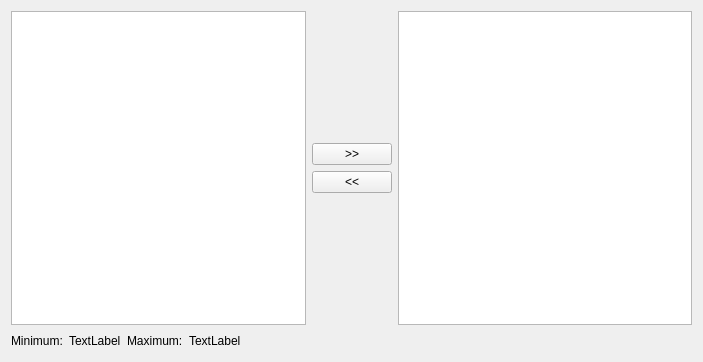
The window that arkhorclient/gui/objectselectorwidget.ui (kingnak/arkhor) describes before a commit, drawn with Qt 5.
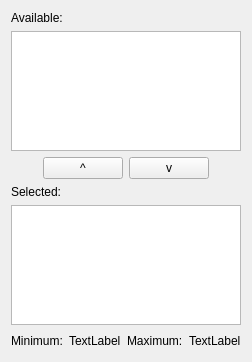
The same window after the commit.

```diff
--- a/arkhorclient/gui/objectselectorwidget.ui
+++ b/arkhorclient/gui/objectselectorwidget.ui
@@ -6,48 +6,43 @@
    <rect>
     <x>0</x>
     <y>0</y>
-    <width>703</width>
+    <width>228</width>
     <height>362</height>
    </rect>
   </property>
   <property name="windowTitle">
    <string>Form</string>
   </property>
-  <layout class="QVBoxLayout" name="verticalLayout_2">
-   <item>
-    <layout class="QHBoxLayout" name="horizontalLayout">
-     <item>
-      <widget class="QListWidget" name="lstAvailable"/>
-     </item>
-     <item>
       <layout class="QVBoxLayout" name="verticalLayout">
        <item>
-        <spacer name="verticalSpacer_2">
+    <widget class="QLabel" name="label_2">
+     <property name="text">
+      <string>Available:</string>
+     </property>
+    </widget>
+   </item>
+   <item>
+    <widget class="QListWidget" name="lstAvailable"/>
+   </item>
+   <item>
+    <layout class="QHBoxLayout" name="horizontalLayout">
+     <item>
+      <spacer name="horizontalSpacer_2">
          <property name="orientation">
-          <enum>Qt::Vertical</enum>
+        <enum>Qt::Horizontal</enum>
          </property>
          <property name="sizeHint" stdset="0">
           <size>
-           <width>20</width>
-           <height>40</height>
+         <width>40</width>
+         <height>20</height>
           </size>
          </property>
         </spacer>
        </item>
-       <item>
-        <widget class="QPushButton" name="btnSelect">
-         <property name="text">
-          <string>&gt;&gt;</string>
-         </property>
-         <property name="shortcut">
-          <string>Ctrl+Right</string>
-         </property>
-        </widget>
-       </item>
        <item>
         <widget class="QPushButton" name="btnDeselect">
          <property name="text">
-          <string>&lt;&lt;</string>
+        <string notr="true">^</string>
          </property>
          <property name="shortcut">
           <string>Ctrl+Left</string>
@@ -55,24 +50,39 @@
         </widget>
        </item>
        <item>
-        <spacer name="verticalSpacer">
+      <widget class="QPushButton" name="btnSelect">
+       <property name="text">
+        <string notr="true">v</string>
+       </property>
+       <property name="shortcut">
+        <string>Ctrl+Right</string>
+       </property>
+      </widget>
+     </item>
+     <item>
+      <spacer name="horizontalSpacer_3">
          <property name="orientation">
-          <enum>Qt::Vertical</enum>
+        <enum>Qt::Horizontal</enum>
          </property>
          <property name="sizeHint" stdset="0">
           <size>
-           <width>20</width>
-           <height>40</height>
+         <width>40</width>
+         <height>20</height>
           </size>
          </property>
         </spacer>
        </item>
       </layout>
      </item>
+   <item>
+    <widget class="QLabel" name="label_4">
+     <property name="text">
+      <string>Selected:</string>
+     </property>
+    </widget>
+   </item>
      <item>
       <widget class="QListWidget" name="lstSelected"/>
-     </item>
-    </layout>
    </item>
    <item>
     <layout class="QHBoxLayout" name="horizontalLayout_2">
```
Lines whose indentation alone changed are shown as unchanged.
